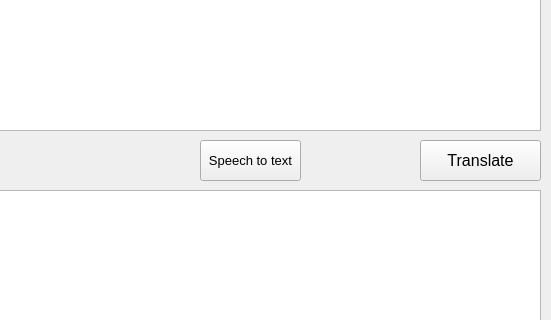
First picture: the form in ui/main_window.ui, repository V9balazs/Translator_AI, before the edit; both pictures show x 160 to 711 and y 120 to 440 of the 711 by 545 pixel window.
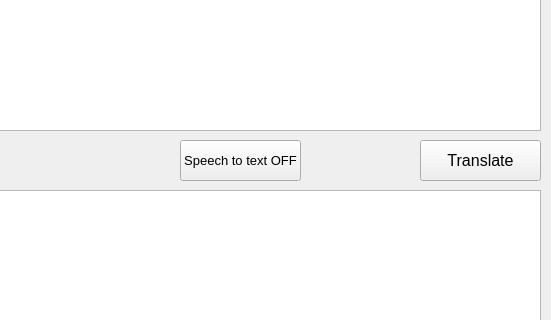
Second picture: the form after the edit.

Commit message: teszt speech to text működik

```diff
--- a/ui/main_window.ui
+++ b/ui/main_window.ui
@@ -76,9 +76,9 @@
    <widget class="QPushButton" name="Speech_To_Text_Button">
     <property name="geometry">
      <rect>
-      <x>360</x>
+      <x>340</x>
       <y>260</y>
-      <width>101</width>
+      <width>121</width>
       <height>41</height>
      </rect>
     </property>
@@ -88,7 +88,7 @@
      </font>
     </property>
     <property name="text">
-     <string>Speech to text</string>
+     <string>Speech to text OFF</string>
     </property>
     <property name="checkable">
      <bool>true</bool>
```
The commit also changes 3 other files.
